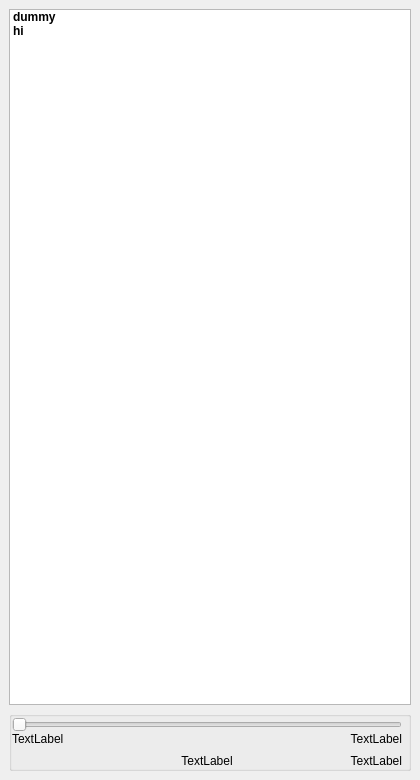
Above: main_ui.ui from heinrich26/python-music-player before the change. Below: the same form after it.
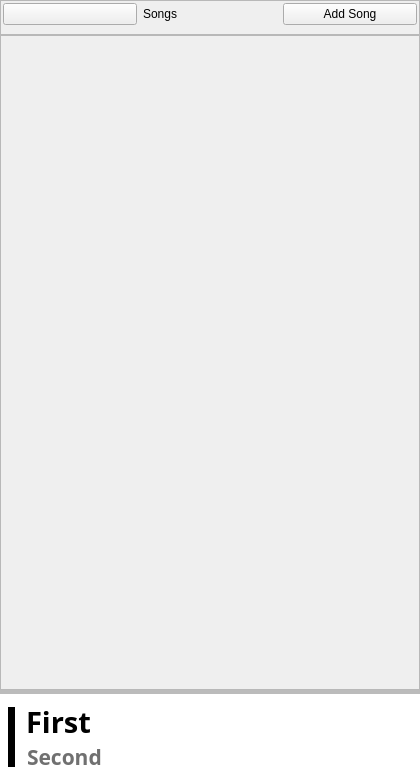
That is the form after the change. Icons and pictures are not drawn.

Diff of the .ui file:
```diff
--- a/main_ui.ui
+++ b/main_ui.ui
@@ -15,203 +15,398 @@
   </property>
   <widget class="QWidget" name="centralwidget">
    <layout class="QVBoxLayout" name="verticalLayout_2">
+    <property name="spacing">
+     <number>0</number>
+    </property>
+    <property name="leftMargin">
+     <number>0</number>
+    </property>
+    <property name="topMargin">
+     <number>0</number>
+    </property>
+    <property name="rightMargin">
+     <number>0</number>
+    </property>
+    <property name="bottomMargin">
+     <number>0</number>
+    </property>
     <item>
-     <widget class="QListWidget" name="PlaylistContainer">
-      <property name="horizontalScrollBarPolicy">
-       <enum>Qt::ScrollBarAlwaysOff</enum>
+     <widget class="QFrame" name="NavigationHeader">
+      <property name="frameShape">
+       <enum>QFrame::StyledPanel</enum>
       </property>
-      <property name="editTriggers">
-       <set>QAbstractItemView::CurrentChanged|QAbstractItemView::EditKeyPressed</set>
+      <property name="frameShadow">
+       <enum>QFrame::Raised</enum>
       </property>
-      <property name="iconSize">
-       <size>
-        <width>40</width>
-        <height>40</height>
-       </size>
-      </property>
-      <property name="verticalScrollMode">
-       <enum>QAbstractItemView::ScrollPerPixel</enum>
-      </property>
-      <property name="isWrapping" stdset="0">
-       <bool>false</bool>
-      </property>
-      <property name="resizeMode">
-       <enum>QListView::Adjust</enum>
-      </property>
-      <property name="viewMode">
-       <enum>QListView::ListMode</enum>
-      </property>
-      <property name="uniformItemSizes">
-       <bool>false</bool>
-      </property>
-      <property name="sortingEnabled">
-       <bool>true</bool>
-      </property>
-      <item>
-       <property name="text">
-        <string>dummy
-hi</string>
-       </property>
-       <property name="font">
-        <font>
-         <weight>75</weight>
-         <bold>true</bold>
-        </font>
-       </property>
-       <property name="icon">
-        <iconset>
-         <normaloff>../../../Pictures/2colorthing.png</normaloff>../../../Pictures/2colorthing.png</iconset>
-       </property>
-      </item>
-     </widget>
-    </item>
-    <item>
-     <widget class="QGroupBox" name="PlaybackControlls">
-      <property name="flat">
-       <bool>false</bool>
-      </property>
-      <layout class="QGridLayout" name="gridLayout_3">
-       <property name="leftMargin">
-        <number>0</number>
-       </property>
-       <property name="topMargin">
-        <number>0</number>
-       </property>
-       <property name="rightMargin">
+      <layout class="QHBoxLayout" name="horizontalLayout">
+       <property name="spacing">
         <number>6</number>
        </property>
+       <property name="leftMargin">
+        <number>2</number>
+       </property>
+       <property name="topMargin">
+        <number>2</number>
+       </property>
+       <property name="rightMargin">
+        <number>2</number>
+       </property>
+       <item>
+        <widget class="QPushButton" name="NavigationBackButton">
+         <property name="text">
+          <string notr="true"/>
+         </property>
+        </widget>
+       </item>
+       <item>
+        <widget class="QLabel" name="NavigationTitle">
+         <property name="text">
+          <string notr="true">Songs</string>
+         </property>
+        </widget>
+       </item>
+       <item>
+        <widget class="QPushButton" name="NavigationAddSongButton">
+         <property name="text">
+          <string notr="true">Add Song</string>
+         </property>
+        </widget>
+       </item>
+      </layout>
+     </widget>
+    </item>
+    <item>
+     <widget class="QScrollArea" name="PlaylistContainer">
+      <property name="widgetResizable">
+       <bool>true</bool>
+      </property>
+      <widget class="QWidget" name="scrollAreaWidgetContents">
+       <property name="geometry">
+        <rect>
+         <x>0</x>
+         <y>0</y>
+         <width>418</width>
+         <height>662</height>
+        </rect>
+       </property>
+       <layout class="QVBoxLayout" name="PlaylistLayout">
+        <property name="spacing">
+         <number>1</number>
+        </property>
+        <property name="leftMargin">
+         <number>0</number>
+        </property>
+        <property name="topMargin">
+         <number>0</number>
+        </property>
+        <property name="rightMargin">
+         <number>0</number>
+        </property>
+        <property name="bottomMargin">
+         <number>0</number>
+        </property>
+        <item>
+         <widget class="QWidget" name="dummywidgetinplaylist" native="true"/>
+        </item>
+       </layout>
+      </widget>
+     </widget>
+    </item>
+    <item>
+     <widget class="QWidget" name="PlaybackControlls" native="true">
+      <property name="sizePolicy">
+       <sizepolicy hsizetype="Expanding" vsizetype="Fixed">
+        <horstretch>0</horstretch>
+        <verstretch>0</verstretch>
+       </sizepolicy>
+      </property>
+      <layout class="QVBoxLayout" name="verticalLayout_3" stretch="0">
+       <property name="spacing">
+        <number>0</number>
+       </property>
+       <property name="sizeConstraint">
+        <enum>QLayout::SetDefaultConstraint</enum>
+       </property>
+       <property name="leftMargin">
+        <number>0</number>
+       </property>
+       <property name="topMargin">
+        <number>0</number>
+       </property>
+       <property name="rightMargin">
+        <number>0</number>
+       </property>
        <property name="bottomMargin">
         <number>0</number>
        </property>
-       <property name="spacing">
-        <number>0</number>
-       </property>
-       <item row="3" column="2">
-        <widget class="QLabel" name="PlaylistInfo">
-         <property name="text">
-          <string>TextLabel</string>
+       <item>
+        <widget class="QWidget" name="PlaybackControllsSub" native="true">
+         <property name="cursor">
+          <cursorShape>ArrowCursor</cursorShape>
          </property>
-         <property name="alignment">
-          <set>Qt::AlignCenter</set>
-         </property>
-        </widget>
-       </item>
-       <item row="2" column="4">
-        <widget class="QLabel" name="TrackLength">
-         <property name="text">
-          <string>TextLabel</string>
-         </property>
-         <property name="alignment">
-          <set>Qt::AlignRight|Qt::AlignTop|Qt::AlignTrailing</set>
-         </property>
-         <property name="buddy">
-          <cstring>PrevButton</cstring>
-         </property>
-        </widget>
-       </item>
-       <item row="3" column="4">
-        <widget class="QLabel" name="PlaybackSpeed">
-         <property name="text">
-          <string>TextLabel</string>
-         </property>
-         <property name="alignment">
-          <set>Qt::AlignRight|Qt::AlignTrailing|Qt::AlignVCenter</set>
-         </property>
-        </widget>
-       </item>
-       <item row="2" column="2">
-        <widget class="QPushButton" name="PlayButton">
-         <property name="text">
-          <string/>
-         </property>
-         <property name="icon">
-          <iconset>
-           <normaloff>src/svg/play-circle-regular.svg</normaloff>
-           <normalon>src/svg/pause-circle-regular.svg</normalon>
-           <activeoff>src/svg/play-circle-solid.svg</activeoff>
-           <activeon>src/svg/pause-circle-solid.svg</activeon>src/svg/play-circle-regular.svg</iconset>
-         </property>
-         <property name="iconSize">
-          <size>
-           <width>64</width>
-           <height>64</height>
-          </size>
-         </property>
-         <property name="checkable">
-          <bool>true</bool>
-         </property>
-         <property name="default">
+         <property name="autoFillBackground">
           <bool>false</bool>
          </property>
-         <property name="flat">
-          <bool>true</bool>
+         <property name="styleSheet">
+          <string notr="true">background-color: #fff;</string>
          </property>
-        </widget>
-       </item>
-       <item row="2" column="3">
-        <widget class="QPushButton" name="NextButton">
-         <property name="enabled">
-          <bool>true</bool>
-         </property>
-         <property name="minimumSize">
-          <size>
-           <width>0</width>
-           <height>0</height>
-          </size>
-         </property>
-         <property name="text">
-          <string/>
-         </property>
-         <property name="icon">
-          <iconset>
-           <normaloff>src/svg/forward-solid.svg</normaloff>src/svg/forward-solid.svg</iconset>
-         </property>
-         <property name="iconSize">
-          <size>
-           <width>48</width>
-           <height>48</height>
-          </size>
-         </property>
-         <property name="flat">
-          <bool>true</bool>
-         </property>
-        </widget>
-       </item>
-       <item row="2" column="1">
-        <widget class="QPushButton" name="PrevButton">
-         <property name="text">
-          <string/>
-         </property>
-         <property name="icon">
-          <iconset>
-           <normaloff>src/svg/backward-solid.svg</normaloff>src/svg/backward-solid.svg</iconset>
-         </property>
-         <property name="iconSize">
-          <size>
-           <width>48</width>
-           <height>48</height>
-          </size>
-         </property>
-         <property name="flat">
-          <bool>true</bool>
-         </property>
-        </widget>
-       </item>
-       <item row="2" column="0">
-        <widget class="QLabel" name="PlaybackCurrentPosition">
-         <property name="text">
-          <string>TextLabel</string>
-         </property>
-         <property name="alignment">
-          <set>Qt::AlignLeading|Qt::AlignLeft|Qt::AlignTop</set>
-         </property>
-        </widget>
-       </item>
-       <item row="1" column="0" colspan="5">
-        <widget class="QSlider" name="PlaybackSlider">
-         <property name="orientation">
-          <enum>Qt::Horizontal</enum>
-         </property>
+         <layout class="QGridLayout" name="PlaybackControllsSub2">
+          <property name="leftMargin">
+           <number>0</number>
+          </property>
+          <property name="topMargin">
+           <number>0</number>
+          </property>
+          <property name="rightMargin">
+           <number>0</number>
+          </property>
+          <property name="bottomMargin">
+           <number>0</number>
+          </property>
+          <property name="spacing">
+           <number>0</number>
+          </property>
+          <item row="1" column="1">
+           <widget class="QWidget" name="TrackInfoBox" native="true">
+            <layout class="QVBoxLayout" name="verticalLayout">
+             <property name="spacing">
+              <number>0</number>
+             </property>
+             <property name="leftMargin">
+              <number>1</number>
+             </property>
+             <property name="topMargin">
+              <number>8</number>
+             </property>
+             <property name="bottomMargin">
+              <number>8</number>
+             </property>
+             <item>
+              <widget class="QLabel" name="TrackInfo">
+               <property name="sizePolicy">
+                <sizepolicy hsizetype="Expanding" vsizetype="Fixed">
+                 <horstretch>1</horstretch>
+                 <verstretch>0</verstretch>
+                </sizepolicy>
+               </property>
+               <property name="maximumSize">
+                <size>
+                 <width>16777215</width>
+                 <height>40</height>
+                </size>
+               </property>
+               <property name="font">
+                <font>
+                 <family>Bahnschrift SemiBold Condensed</family>
+                 <pointsize>22</pointsize>
+                 <weight>75</weight>
+                 <bold>true</bold>
+                </font>
+               </property>
+               <property name="styleSheet">
+                <string notr="true">QLabel {
+	line-height:5;
+}</string>
+               </property>
+               <property name="text">
+                <string>First</string>
+               </property>
+               <property name="textFormat">
+                <enum>Qt::PlainText</enum>
+               </property>
+               <property name="scaledContents">
+                <bool>false</bool>
+               </property>
+               <property name="alignment">
+                <set>Qt::AlignLeading|Qt::AlignLeft|Qt::AlignVCenter</set>
+               </property>
+               <property name="wordWrap">
+                <bool>false</bool>
+               </property>
+               <property name="margin">
+                <number>-2</number>
+               </property>
+               <property name="indent">
+                <number>2</number>
+               </property>
+              </widget>
+             </item>
+             <item>
+              <widget class="QLabel" name="TrackInfoSub">
+               <property name="sizePolicy">
+                <sizepolicy hsizetype="Expanding" vsizetype="Preferred">
+                 <horstretch>0</horstretch>
+                 <verstretch>0</verstretch>
+                </sizepolicy>
+               </property>
+               <property name="font">
+                <font>
+                 <family>Bahnschrift SemiBold Condensed</family>
+                 <pointsize>16</pointsize>
+                 <weight>75</weight>
+                 <bold>true</bold>
+                 <kerning>true</kerning>
+                </font>
+               </property>
+               <property name="styleSheet">
+                <string notr="true">color:#707070</string>
+               </property>
+               <property name="text">
+                <string>Second</string>
+               </property>
+               <property name="textFormat">
+                <enum>Qt::PlainText</enum>
+               </property>
+               <property name="scaledContents">
+                <bool>false</bool>
+               </property>
+               <property name="margin">
+                <number>-3</number>
+               </property>
+               <property name="indent">
+                <number>3</number>
+               </property>
+              </widget>
+             </item>
+            </layout>
+           </widget>
+          </item>
+          <item row="1" column="2">
+           <widget class="QPushButton" name="PlayButton">
+            <property name="sizePolicy">
+             <sizepolicy hsizetype="Fixed" vsizetype="Fixed">
+              <horstretch>0</horstretch>
+              <verstretch>0</verstretch>
+             </sizepolicy>
+            </property>
+            <property name="focusPolicy">
+             <enum>Qt::NoFocus</enum>
+            </property>
+            <property name="styleSheet">
+             <string notr="true">border: 0px;padding:1px;</string>
+            </property>
+            <property name="text">
+             <string notr="true"/>
+            </property>
+            <property name="icon">
+             <iconset resource="resources.qrc">
+              <normaloff>:/src/svg/src/svg/play-circle-regular.svg</normaloff>
+              <normalon>:/src/svg/src/svg/pause-circle-regular.svg</normalon>:/src/svg/src/svg/play-circle-regular.svg</iconset>
+            </property>
+            <property name="iconSize">
+             <size>
+              <width>48</width>
+              <height>64</height>
+             </size>
+            </property>
+            <property name="checkable">
+             <bool>true</bool>
+            </property>
+            <property name="autoDefault">
+             <bool>false</bool>
+            </property>
+            <property name="default">
+             <bool>false</bool>
+            </property>
+            <property name="flat">
+             <bool>true</bool>
+            </property>
+           </widget>
+          </item>
+          <item row="1" column="0">
+           <widget class="QLabel" name="TrackCover">
+            <property name="maximumSize">
+             <size>
+              <width>76</width>
+              <height>76</height>
+             </size>
+            </property>
+            <property name="autoFillBackground">
+             <bool>false</bool>
+            </property>
+            <property name="styleSheet">
+             <string notr="true">QLabel {
+	background-color: #000;
+	border:8px solid #fff;
+}</string>
+            </property>
+            <property name="text">
+             <string notr="true"/>
+            </property>
+            <property name="pixmap">
+             <pixmap resource="resources.qrc">:/src/img/src/img/music_logo.png</pixmap>
+            </property>
+            <property name="scaledContents">
+             <bool>true</bool>
+            </property>
+            <property name="alignment">
+             <set>Qt::AlignCenter</set>
+            </property>
+            <property name="wordWrap">
+             <bool>false</bool>
+            </property>
+           </widget>
+          </item>
+          <item row="1" column="3">
+           <spacer name="TrackInfoSpacerRight">
+            <property name="orientation">
+             <enum>Qt::Horizontal</enum>
+            </property>
+            <property name="sizeType">
+             <enum>QSizePolicy::Fixed</enum>
+            </property>
+            <property name="sizeHint" stdset="0">
+             <size>
+              <width>8</width>
+              <height>20</height>
+             </size>
+            </property>
+           </spacer>
+          </item>
+          <item row="0" column="0" colspan="4">
+           <widget class="QProgressBar" name="TrackTime">
+            <property name="minimumSize">
+             <size>
+              <width>0</width>
+              <height>2</height>
+             </size>
+            </property>
+            <property name="maximumSize">
+             <size>
+              <width>16777215</width>
+              <height>4</height>
+             </size>
+            </property>
+            <property name="font">
+             <font>
+              <pointsize>8</pointsize>
+              <kerning>true</kerning>
+             </font>
+            </property>
+            <property name="styleSheet">
+             <string notr="true"> QProgressBar::chunk {
+     background-color: #3add36;
+     width: 1px;
+ }
+
+ QProgressBar {
+     border: 0px;
+     background-color:#bbb;
+    
+ }</string>
+            </property>
+            <property name="maximum">
+             <number>1000</number>
+            </property>
+            <property name="value">
+             <number>0</number>
+            </property>
+            <property name="textVisible">
+             <bool>false</bool>
+            </property>
+           </widget>
+          </item>
+         </layout>
         </widget>
        </item>
       </layout>
```
Left out of the diff: 51 changed lines with no effect on the pictures.
